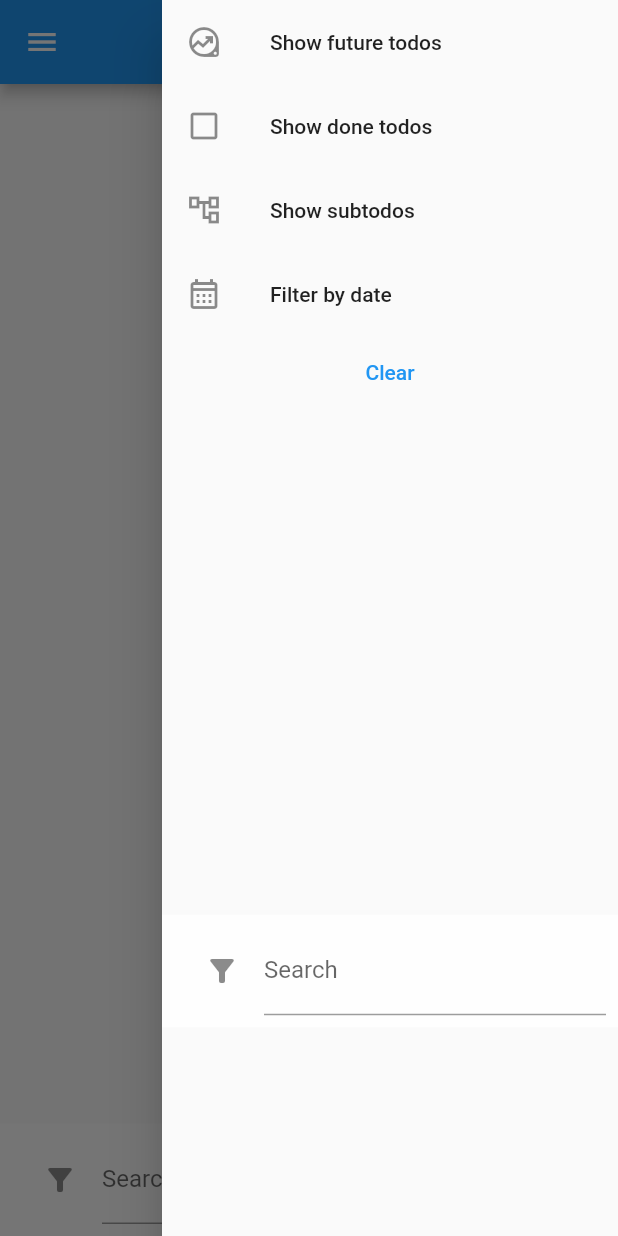
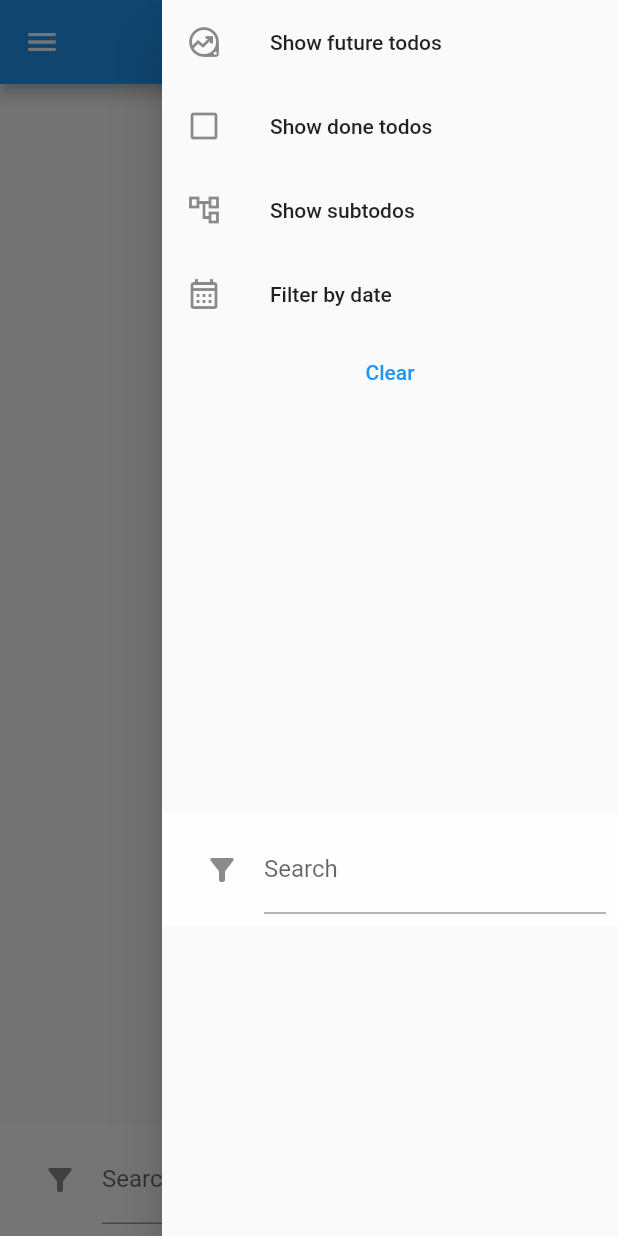
Before and after one commit to lavruh/tagged_todos_organizer, a Flutter app: the screen it shows after launch, after a tap on the "filter alt" icon, on a phone screen of 412 x 824 dp. Run offline on Flutter 3.47's test engine with Material 2 defaults, Android fonts, the phone set to English and light mode, and no system bars; our stand-ins replace camera, csv, file_picker, flutter_colorpicker, flutter_riverpod, flutter_slidable and 5 more; missing offline and left inert: notes_on_image, photo_data_picker, process_run.

Commit message:
some fixes

```diff
--- a/lib/settings/domain/tag_height_provider.dart
+++ b/lib/settings/domain/tag_height_provider.dart
@@ -4,7 +4,7 @@ import 'package:flutter_riverpod/flutter_riverpod.dart';
 
 final tagHeightProvider = Provider<double>((ref) {
   if (Platform.isLinux) {
-    return 0.03;
+    return 0.8;
   }
-  return 0.045;
+  return 1.2;
 });
--- a/lib/tags/presentation/widgets/tag_select_widget.dart
+++ b/lib/tags/presentation/widgets/tag_select_widget.dart
@@ -1,3 +1,5 @@
+import 'dart:io';
+
 import 'package:flutter/material.dart';
 import 'package:flutter_riverpod/flutter_riverpod.dart';
 import 'package:tagged_todos_organizer/tags/domain/filtered_tags_provider.dart';
@@ -25,25 +27,9 @@ class TagSelectWidget extends ConsumerWidget {
     return Column(
       mainAxisAlignment: MainAxisAlignment.spaceBetween,
       children: [
-        FittedBox(
-          fit: BoxFit.cover,
-          child: SizedBox(
-            width: MediaQuery.of(context).size.width * 0.9,
-            height: MediaQuery.of(context).size.height * (height ?? 1),
-            child: SingleChildScrollView(
-              child: Wrap(
-                children: items.map((e) {
-                  return TagWidget(
-                    e: e,
-                    selected: _isSelected(e.id),
-                    onPress: onPress != null ? (tag) => onPress!(tag) : null,
-                    onDelete: onDelete != null ? (tag) => onDelete!(tag) : null,
-                  );
-                }).toList(),
-              ),
-            ),
-          ),
-        ),
+        Platform.isAndroid
+            ? FittedBox(fit: BoxFit.cover, child: _tagsWidget(items, context))
+            : _tagsWidget(items, context),
         if (selectedTags != null)
           SearchPanelWidget(
             initSearchText: ref.watch(tagsFilter),
@@ -58,4 +44,24 @@ class TagSelectWidget extends ConsumerWidget {
   bool _isSelected(UniqueId id) {
     return selectedTags?.contains(id) ?? false;
   }
+
+  Widget _tagsWidget(List<Tag> items, BuildContext context) {
+    return SizedBox(
+        width: MediaQuery.of(context).size.width * 0.9,
+        height: MediaQuery.of(context).size.height * (height ?? 1),
+        child: SingleChildScrollView(
+          child: Wrap(
+            spacing: 3.0,
+            runSpacing: 3.0,
+            children: items.map((e) {
+              return TagWidget(
+                e: e,
+                selected: _isSelected(e.id),
+                onPress: onPress != null ? (tag) => onPress!(tag) : null,
+                onDelete: onDelete != null ? (tag) => onDelete!(tag) : null,
+              );
+            }).toList(),
+          ),
+        ));
+  }
 }
--- a/lib/tags/presentation/widgets/tag_widget.dart
+++ b/lib/tags/presentation/widgets/tag_widget.dart
@@ -19,7 +19,7 @@ class TagWidget extends ConsumerWidget {
   @override
   Widget build(BuildContext context, WidgetRef ref) {
     return SizedBox(
-      height: MediaQuery.of(context).size.height * ref.watch(tagHeightProvider),
+      height: 25 * ref.watch(tagHeightProvider),
       child: FittedBox(
         child: Padding(
           padding: const EdgeInsets.symmetric(horizontal: 2),
--- a/lib/todos/presentation/widgets/filter_menu_widget.dart
+++ b/lib/todos/presentation/widgets/filter_menu_widget.dart
@@ -69,7 +69,7 @@ class FilterMenuWidget extends ConsumerWidget {
               SingleChildScrollView(
                 child: TagSelectWidget(
                   selectedTags: ref.watch(todosFilterByTags),
-                  height: 0.5,
+                  height: 0.4,
                   onPress: (tag) => filter.toggleFilter(tag.id),
                 ),
               ),
--- a/lib/utils/presentation/widget/text_field_with_clear_button.dart
+++ b/lib/utils/presentation/widget/text_field_with_clear_button.dart
@@ -25,7 +25,6 @@ class _TextFieldWithClearButtonState extends State<TextFieldWithClearButton> {
   @override
   Widget build(BuildContext context) {
     return TextField(
-        autofocus: false,
         controller: textController,
         onChanged: (v) {
           widget.onChanged(v);
```
Also changed, not shown: lib/images_view/presentation/screens/image_view_screen.dart (+54 -9 lines), lib/todos/domain/todos_provider.dart (+7 -6 lines), lib/todos/presentation/widgets/todo_prev_widget.dart (+6 -12 lines), pubspec.yaml (+9 -3 lines), pubspec.lock, 2 other files.
